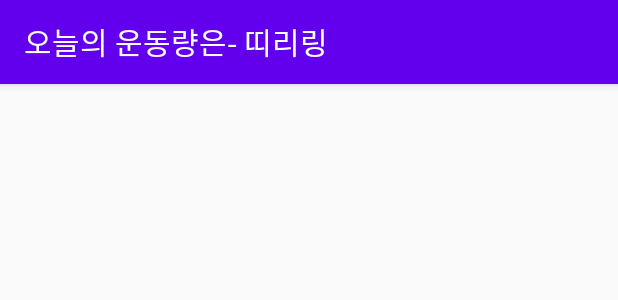
After one commit to kin7274/Egometer, an Android app: the layout activity_indoor_bike_result.xml on its own in the app's theme, with its tools: preview values and no code run, on a phone screen of 412 x 824 dp. The commit adds this screen. Shown: the top 300 px of the screen. Run offline under Robolectric (Android 15) with nearby library versions, the phone set to English and light mode, and no system bars.

Commit message:
결과값액티비티 툴바 생성
결과값액티비티 툴바 생성

```diff
--- a/app/src/main/AndroidManifest.xml
+++ b/app/src/main/AndroidManifest.xml
@@ -51,10 +51,9 @@
             android:theme="@style/AppTheme" />
 
         <activity
-            android:name=".activity.SyncIndoorBikeDataActivity"
+            android:name=".activity.IndoorBikeResultActivity"
             android:screenOrientation="portrait"
             android:theme="@style/AppTheme" />
-
         <activity
             android:name=".RealtimeSettingActivity"
             android:screenOrientation="portrait"
--- /dev/null
+++ b/app/src/main/res/layout/activity_indoor_bike_result.xml
@@ -0,0 +1,28 @@
+<?xml version="1.0" encoding="utf-8"?>
+<LinearLayout xmlns:android="http://schemas.android.com/apk/res/android"
+    android:layout_width="match_parent"
+    android:layout_height="match_parent"
+    android:orientation="vertical" >
+
+    <!--툴바-->
+    <android.support.v7.widget.Toolbar
+        android:id="@+id/my_toolbar"
+        android:layout_width="match_parent"
+        android:layout_height="?attr/actionBarSize"
+        android:background="@color/colorPrimary"
+        android:elevation="4dp">
+
+        <TextView
+            android:layout_width="match_parent"
+            android:layout_height="wrap_content"
+            android:layout_gravity="center"
+            android:layout_marginLeft="16dp"
+            android:fontFamily="@font/my_font_family"
+            android:text="오늘의 운동량은- 띠리링"
+            android:textColor="#ffffff"
+            android:textSize="20sp"
+            android:textStyle="normal" />
+    </android.support.v7.widget.Toolbar>
+
+
+</LinearLayout>
--- /dev/null
+++ b/app/src/main/res/menu/menu.xml
@@ -0,0 +1,5 @@
+<menu xmlns:android="http://schemas.android.com/apk/res/android"
+    xmlns:app="http://schemas.android.com/apk/res-auto"
+    xmlns:tools="http://schemas.android.com/tools"
+    tools:context=".MainActivity">
+</menu>
```
Also changed, not shown: app/src/main/java/com/example/elab_yang/egometer/IndoorBikeRealTimeActivity.java (+6 -2 lines), app/src/main/java/com/example/elab_yang/egometer/activity/IndoorBikeResultActivity.java (added, +25 -0 lines).
